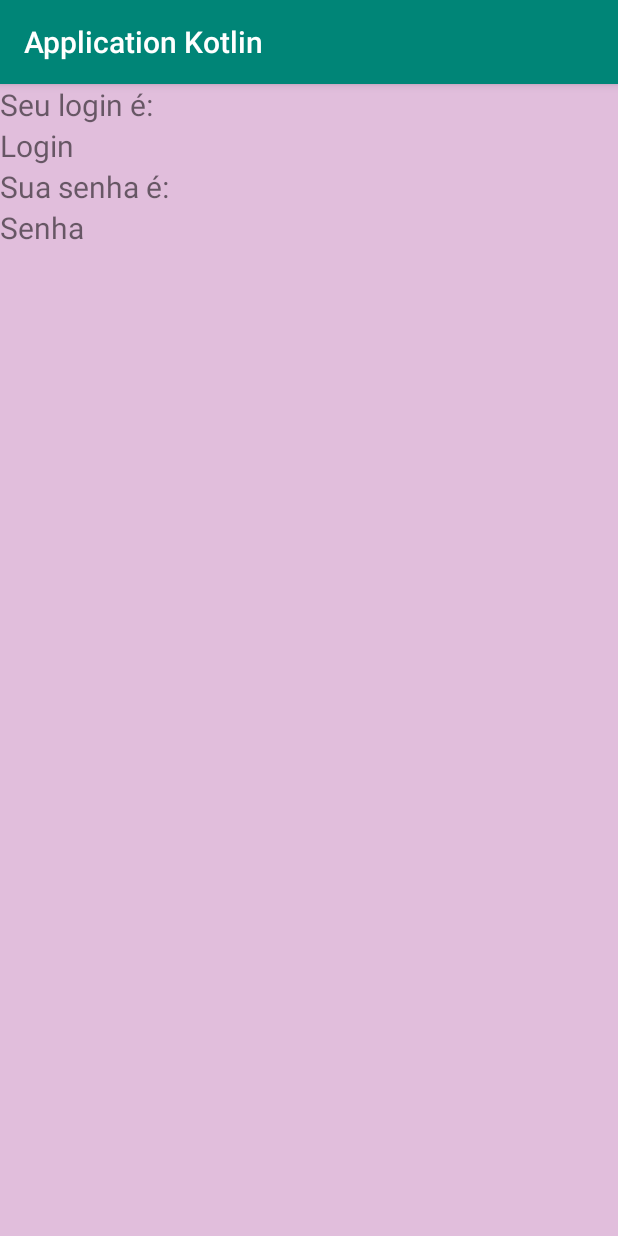
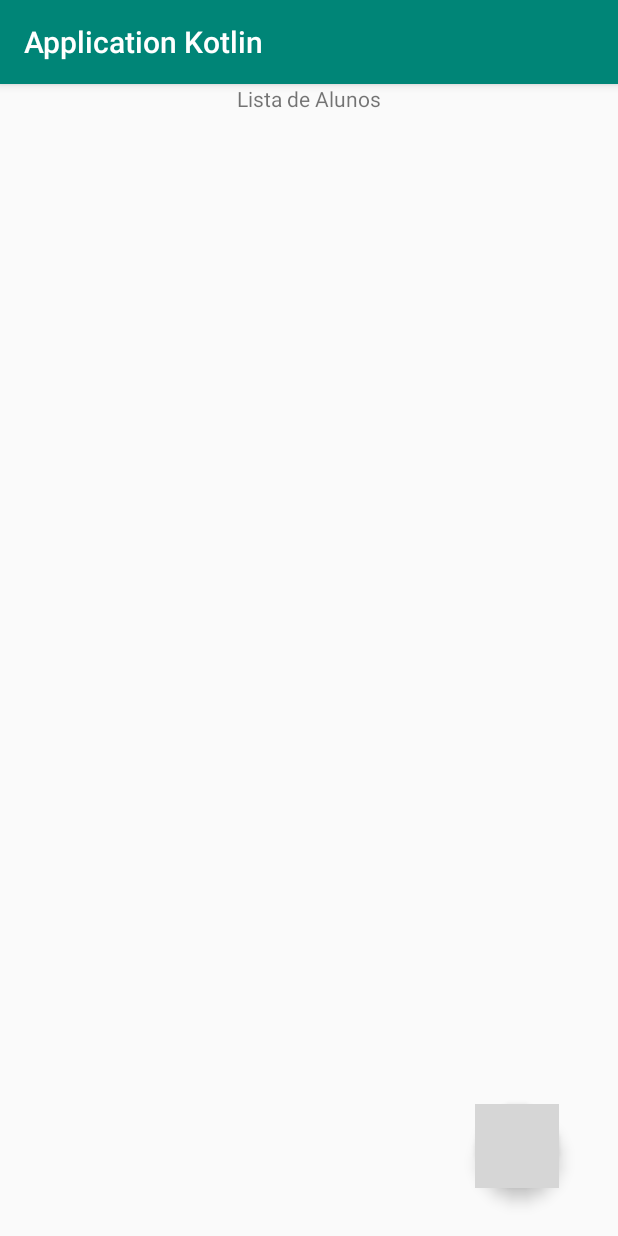
Before and after one commit to JaquelineMouraa/final_projeto_recycleview_kotlin, an Android app: the LoginActivity screen opened directly, with no data from a screen before it, after a tap on "ENTRAR", on a phone screen of 412 x 824 dp. Run offline under Robolectric (Android 15) with nearby library versions, the phone set to English and light mode, and no system bars; grey boxes are pictures that could not be loaded.

Commit message:
novas implementações projeto kotlin

```diff
--- a/app/build.gradle
+++ b/app/build.gradle
@@ -29,7 +29,10 @@ dependencies {
     implementation 'androidx.appcompat:appcompat:1.0.2'
     implementation 'androidx.core:core-ktx:1.0.2'
     implementation 'androidx.constraintlayout:constraintlayout:1.1.3'
+    implementation 'androidx.recyclerview:recyclerview:1.0.0'
     testImplementation 'junit:junit:4.12'
+    implementation 'com.android.support:recyclerview-v7:28.0.0'
     androidTestImplementation 'androidx.test.ext:junit:1.1.0'
     androidTestImplementation 'androidx.test.espresso:espresso-core:3.1.1'
+    implementation 'com.google.android.material:material:1.0.0'
 }
--- a/app/src/main/AndroidManifest.xml
+++ b/app/src/main/AndroidManifest.xml
@@ -9,10 +9,10 @@
         android:roundIcon="@mipmap/ic_launcher_round"
         android:supportsRtl="true"
         android:theme="@style/AppTheme">
-        <activity android:name=".MainActivityRegistro2"></activity>
-        <activity android:name=".MainActivityLogin2" />
-        <activity android:name=".MainActivityRegistro" />
-        <activity android:name=".MainActivityLogin" />
+        <activity android:name=".adpteraluno.ItemListAluno" />
+        <activity android:name=".ListaAlunoActivity" />
+        <activity android:name=".RegistroAlunoActivity" />
+        <activity android:name=".LoginActivity" />
         <activity android:name=".MainActivity">
             <intent-filter>
                 <action android:name="android.intent.action.MAIN" />
--- /dev/null
+++ b/app/src/main/java/com/example/applicationkotlin/ListaAlunoActivity.kt
@@ -0,0 +1,44 @@
+package com.example.applicationkotlin
+
+import android.content.Intent
+import androidx.appcompat.app.AppCompatActivity
+import android.os.Bundle
+import android.view.View
+import android.widget.TextView
+//import androidx.appcompat.app.AlertController
+import androidx.recyclerview.widget.LinearLayoutManager
+import androidx.recyclerview.widget.RecyclerView
+import com.example.applicationkotlin.adpteraluno.AlunoAdapter
+import kotlinx.android.synthetic.main.activity_main_list.*
+
+class ListaAlunoActivity : AppCompatActivity() {
+
+    private lateinit var recyclerView: RecyclerView
+    private lateinit var mDialogView: View
+    private lateinit var adapter : AlunoAdapter
+
+    override fun onCreate(savedInstanceState: Bundle?) {
+        super.onCreate(savedInstanceState)
+        setContentView(R.layout.activity_main_list)
+
+        var txtMessage = findViewById<TextView>(R.id.txtViewList)
+
+        adapter = AlunoAdapter()
+
+
+        recyclerView = findViewById<RecyclerView>(R.id.recyclerViewList)
+        recyclerView.layoutManager = LinearLayoutManager(this)
+        recyclerView.adapter = adapter
+
+        floatingButton.setOnClickListener{
+            val intententer2: Intent = Intent (this, RegistroAlunoActivity::class.java)
+            startActivity(intententer2)
+        }
+    }
+
+    override fun onResume() {
+        super.onResume()
+        adapter.atualizarLista(MainActivity.listAlunos)
+    }
+
+}
--- a/app/src/main/java/com/example/applicationkotlin/MainActivityLogin.kt
+++ b/app/src/main/java/com/example/applicationkotlin/LoginActivity.kt
@@ -5,9 +5,8 @@ import androidx.appcompat.app.AppCompatActivity
 import android.os.Bundle
 import android.widget.Button
 import android.widget.EditText
-import kotlinx.android.synthetic.main.activity_main_login.*
 
-class MainActivityLogin : AppCompatActivity() {
+class LoginActivity : AppCompatActivity() {
 
     override fun onCreate(savedInstanceState: Bundle?) {
         super.onCreate(savedInstanceState)
@@ -18,7 +17,7 @@ class MainActivityLogin : AppCompatActivity() {
         val btnEntrar = findViewById<Button>(R.id.btnEntrar)
 
         btnEntrar.setOnClickListener {
-            val intententer:Intent = Intent (this, MainActivityLogin2::class.java)
+            val intententer:Intent = Intent (this, ListaAlunoActivity::class.java)
 
             intententer.putExtra("Login", edTxtLogin.text.toString())
             intententer.putExtra("Senha", edTxtSenha.text.toString())
--- a/app/src/main/java/com/example/applicationkotlin/MainActivity.kt
+++ b/app/src/main/java/com/example/applicationkotlin/MainActivity.kt
@@ -7,19 +7,25 @@ import kotlinx.android.synthetic.main.activity_main.*
 
 class MainActivity : AppCompatActivity() {
 
+
+    companion object{
+        public val listAlunos : MutableList<Aluno> = ArrayList()
+    }
+
     override fun onCreate(savedInstanceState: Bundle?) {
         super.onCreate(savedInstanceState)
         setContentView(R.layout.activity_main)
 
         btnLogin.setOnClickListener {
-            val intent:Intent = Intent(this, MainActivityLogin::class.java)
+            val intent:Intent = Intent(this, LoginActivity::class.java)
             startActivity(intent)
         }
 
         btnRegistro.setOnClickListener {
-            val intent2:Intent = Intent(this, MainActivityRegistro::class.java)
+            val intent2:Intent = Intent(this, ListaAlunoActivity::class.java)
             startActivity(intent2)
         }
 
+
     }
 }
--- a/app/src/main/java/com/example/applicationkotlin/MainActivityLogin2.kt
+++ /dev/null
@@ -1,19 +0,0 @@
-package com.example.applicationkotlin
-
-import androidx.appcompat.app.AppCompatActivity
-import android.os.Bundle
-import android.widget.TextView
-
-class MainActivityLogin2 : AppCompatActivity() {
-
-    override fun onCreate(savedInstanceState: Bundle?) {
-        super.onCreate(savedInstanceState)
-        setContentView(R.layout.activity_main_login2)
-
-        val Logintxt = findViewById<TextView>(R.id.txtImport)
-        Logintxt.text = intent.getStringExtra("Login")
-
-        val Senhatxt = findViewById<TextView>(R.id.txtSenha)
-        Senhatxt.text = intent.getStringExtra("Senha")
-    }
-}
--- /dev/null
+++ b/app/src/main/java/com/example/applicationkotlin/adpteraluno/AlunoAdapter.kt
@@ -0,0 +1,49 @@
+package com.example.applicationkotlin.adpteraluno
+
+import android.view.LayoutInflater
+import android.view.View
+import android.view.ViewGroup
+import android.widget.ImageButton
+import android.widget.TextView
+import androidx.recyclerview.widget.RecyclerView
+import androidx.recyclerview.widget.RecyclerView.Adapter
+import com.example.applicationkotlin.Aluno
+import com.example.applicationkotlin.MainActivity
+import com.example.applicationkotlin.R
+import kotlinx.android.synthetic.main.aluno_list_item.*
+
+class AlunoAdapter() : Adapter<AlunoAdapter.AlunoViewHolder>()  {
+
+    private val listAlunos : MutableList<Aluno> = ArrayList()
+
+    override fun onCreateViewHolder(p0: ViewGroup, p1: Int): AlunoAdapter.AlunoViewHolder {
+        return AlunoViewHolder(LayoutInflater.from(p0.context).inflate(R.layout.aluno_list_item, p0, false))
+    }
+
+    override fun getItemCount(): Int {
+        return listAlunos.size
+    }
+
+    override fun onBindViewHolder(p0: AlunoViewHolder, pos: Int) {
+        var aluno = listAlunos[pos]
+        p0.tvNomeAluno.text = aluno.nome
+
+        p0.btExcluir.setTag(aluno)
+
+        p0.btExcluir.setOnClickListener{
+            MainActivity.listAlunos.remove(p0.btExcluir.getTag() as Aluno)
+            atualizarLista(MainActivity.listAlunos)
+        }
+    }
+
+    public fun atualizarLista(listaAlunos : List<Aluno>){
+        listAlunos.clear()
+        listAlunos.addAll(listaAlunos)
+        notifyDataSetChanged()
+    }
+
+    class AlunoViewHolder(itemView: View) : RecyclerView.ViewHolder(itemView){
+        val tvNomeAluno = itemView.findViewById(R.id.tvNomeAluno) as TextView
+        val btExcluir = itemView.findViewById(R.id.ibExcluir) as ImageButton
+    }
+}
--- a/app/src/main/res/layout/activity_main.xml
+++ b/app/src/main/res/layout/activity_main.xml
@@ -3,7 +3,6 @@
     android:layout_width="match_parent"
     android:layout_height="match_parent"
     android:orientation="vertical"
-    android:background="@color/colorBackground"
     xmlns:android="http://schemas.android.com/apk/res/android">
 
     <ImageView
@@ -19,7 +18,6 @@
         android:layout_height="wrap_content"
         android:layout_marginTop="8dp"
         android:layout_gravity="center"
-        android:background="@color/colorBtn"
         android:text="Login"/>
 
     <Button
@@ -28,7 +26,6 @@
         android:layout_height="wrap_content"
         android:layout_gravity="center"
         android:layout_marginTop="8dp"
-        android:background="@color/colorBtn"
-        android:text="Registro"/>
+        android:text="Listagem \n de Registro"/>
 
 </LinearLayout>
--- /dev/null
+++ b/app/src/main/res/layout/activity_main_list.xml
@@ -0,0 +1,41 @@
+<?xml version="1.0" encoding="utf-8"?>
+<androidx.constraintlayout.widget.ConstraintLayout xmlns:android="http://schemas.android.com/apk/res/android"
+    xmlns:app="http://schemas.android.com/apk/res-auto"
+    xmlns:tools="http://schemas.android.com/tools"
+    android:layout_width="match_parent"
+    android:layout_height="match_parent"
+    tools:context=".ListaAlunoActivity">
+
+    <TextView
+        android:id="@+id/txtViewList"
+        android:layout_width="wrap_content"
+        android:layout_height="wrap_content"
+        android:text="Lista de Alunos"
+        app:layout_constraintEnd_toEndOf="parent"
+        app:layout_constraintStart_toStartOf="parent"
+        app:layout_constraintTop_toTopOf="parent" />
+
+    <androidx.recyclerview.widget.RecyclerView
+        android:id="@+id/recyclerViewList"
+        android:layout_width="match_parent"
+        android:layout_height="0dp"
+        app:layout_constraintBottom_toBottomOf="parent"
+        app:layout_constraintEnd_toEndOf="parent"
+        app:layout_constraintStart_toStartOf="parent"
+        app:layout_constraintTop_toBottomOf="@+id/txtViewList"
+        app:layout_constraintVertical_bias="0.0" />
+
+    <com.google.android.material.floatingactionbutton.FloatingActionButton
+        android:id="@+id/floatingButton"
+        android:layout_width="wrap_content"
+        android:layout_height="wrap_content"
+        android:src="@drawable/ic_add_black_24dp"
+        android:layout_margin="16dp"
+        app:layout_constraintBottom_toBottomOf="parent"
+        app:layout_constraintEnd_toEndOf="parent"
+        app:layout_constraintHorizontal_bias="0.929"
+        app:layout_constraintStart_toStartOf="parent"
+        app:layout_constraintTop_toTopOf="parent"
+        app:layout_constraintVertical_bias="0.976" />
+
+</androidx.constraintlayout.widget.ConstraintLayout>
--- a/app/src/main/res/layout/activity_main_login2.xml
+++ /dev/null
@@ -1,35 +0,0 @@
-<?xml version="1.0" encoding="utf-8"?>
-<LinearLayout
-    android:layout_width="match_parent"
-    android:layout_height="match_parent"
-    android:orientation="vertical"
-    android:background="@color/colorBackground"
-    xmlns:android="http://schemas.android.com/apk/res/android">
-
-    <TextView
-        android:layout_height="wrap_content"
-        android:layout_width="wrap_content"
-        android:textSize="20sp"
-        android:text="Seu login é: " />
-
-    <TextView
-        android:id="@+id/txtImport"
-        android:layout_height="wrap_content"
-        android:layout_width="wrap_content"
-        android:textSize="20sp"
-        android:text= "ex"/>
-
-    <TextView
-        android:layout_height="wrap_content"
-        android:layout_width="wrap_content"
-        android:textSize="20sp"
-        android:text="Sua senha é: " />
-
-    <TextView
-        android:id="@+id/txtSenha"
-        android:layout_height="wrap_content"
-        android:layout_width="wrap_content"
-        android:textSize="20sp"
-        android:text= "haha"/>
-
-</LinearLayout>
```
Also changed, not shown: app/src/main/java/com/example/applicationkotlin/MainActivityRegistro.kt (deleted, +0 -34 lines), app/src/main/java/com/example/applicationkotlin/MainActivityRegistro2.kt (deleted, +0 -19 lines), app/src/main/java/com/example/applicationkotlin/RegistroAlunoActivity.kt (added, +43 -0 lines), app/src/main/java/com/example/applicationkotlin/adpteraluno/ItemListAluno.kt (added, +13 -0 lines), app/src/main/java/com/example/applicationkotlin/model/Aluno.kt (added, +9 -0 lines), app/src/main/res/layout/activity_main_login.xml (+5 -10 lines), app/src/main/res/layout/activity_main_registro.xml (+24 -19 lines), app/src/main/res/layout/activity_main_registro2.xml (deleted, +0 -35 lines), app/src/main/res/layout/aluno_list_item.xml (added, +28 -0 lines).
